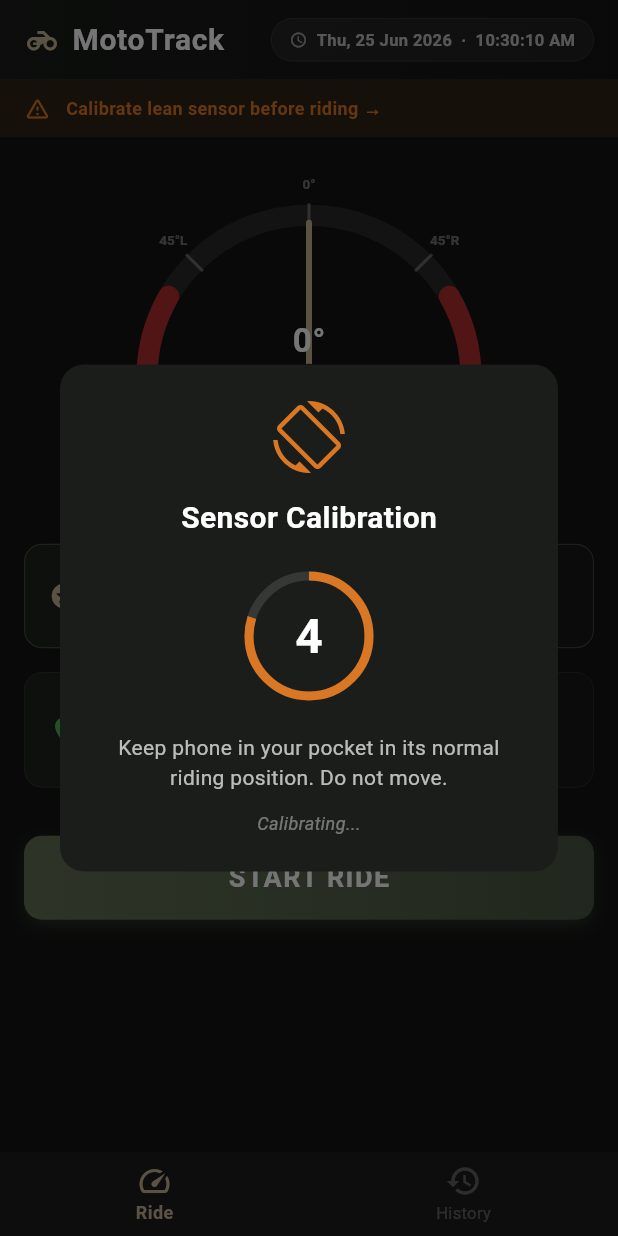
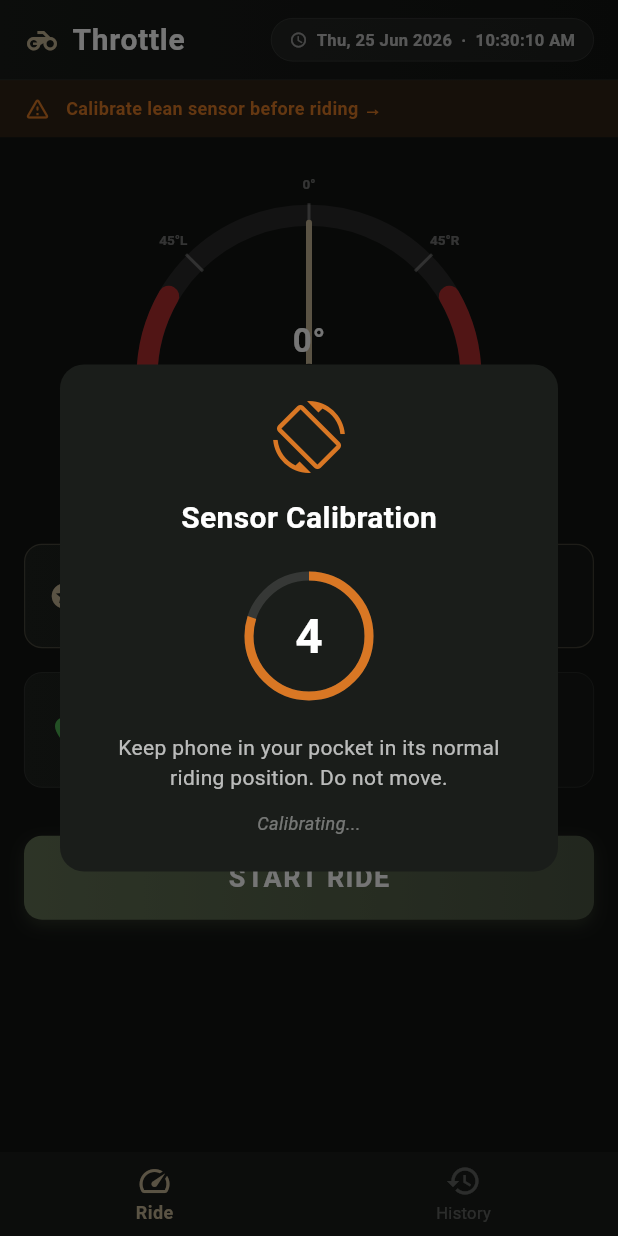
Before and after one commit to sankarlmao/Throttle, a Flutter app: the screen it shows after launch, after a tap on "Calibrate lean sensor before riding →", on a phone screen of 412 x 824 dp. Run offline on Flutter 3.47's test engine with Material 3 defaults, Android fonts, the phone set to English and light mode, and no system bars; our stand-ins replace geocoding, geolocator, google_maps_flutter, sensors_plus, sqflite, wakelock_plus; accounts and stored records are empty.

Commit message:
buid fix

```diff
--- a/lib/main.dart
+++ b/lib/main.dart
@@ -9,18 +9,18 @@
   runApp(
     ChangeNotifierProvider(
       create: (_) => RideProvider(),
-      child: const MotoTrackApp(),
+      child: const ThrottleApp(),
     ),
   );
 }
 
-class MotoTrackApp extends StatelessWidget {
-  const MotoTrackApp({Key? key}) : super(key: key);
+class ThrottleApp extends StatelessWidget {
+  const ThrottleApp({Key? key}) : super(key: key);
 
   @override
   Widget build(BuildContext context) {
     return MaterialApp(
-      title: 'MotoTrack',
+      title: 'Throttle',
       debugShowCheckedModeBanner: false,
       theme: ThemeData.dark().copyWith(
         primaryColor: const Color(0xFF627254), // Tactical Olive Green
--- a/lib/screens/home_screen.dart
+++ b/lib/screens/home_screen.dart
@@ -100,7 +100,7 @@
               ),
               const SizedBox(width: 8),
               const Text(
-                "MotoTrack",
+                "Throttle",
                 style: TextStyle(
                   fontSize: 20,
                   fontWeight: FontWeight.bold,
--- a/lib/services/database_service.dart
+++ b/lib/services/database_service.dart
@@ -11,7 +11,7 @@
 
   Future<Database> get database async {
     if (_database != null) return _database!;
-    _database = await _initDB('mototrack.db');
+    _database = await _initDB('throttle.db');
     return _database!;
   }
 
--- a/pubspec.yaml
+++ b/pubspec.yaml
@@ -1,5 +1,5 @@
 name: throttle
-description: MotoTrack - A motorcycle ride tracker with lean angle monitoring and GPS.
+description: Throttle - A motorcycle ride tracker with lean angle monitoring and GPS.
 publish_to: 'none'
 version: 1.0.0+1
 
```
Also changed, not shown: 30 other files.
